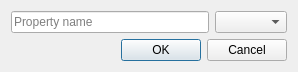
The window that src/tiled/addpropertydialog.ui (mapeditor/tiled) describes before a commit, drawn with Qt 5.
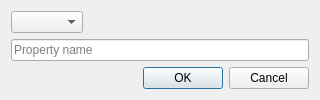
The same window after the commit.

Commit message:
Improved Add Property dialog layout in case of long type names
Now the type dropdown sits on its own row. Alternatively we could move
the type selection into an Add Property menu, but I'm keeping the change
for Tiled 1.8 small.

Closes #3302

```diff
--- a/src/tiled/addpropertydialog.ui
+++ b/src/tiled/addpropertydialog.ui
@@ -6,10 +6,16 @@
    <rect>
     <x>0</x>
     <y>0</y>
-    <width>298</width>
-    <height>87</height>
+    <width>320</width>
+    <height>134</height>
    </rect>
   </property>
+  <property name="sizePolicy">
+   <sizepolicy hsizetype="Preferred" vsizetype="Fixed">
+    <horstretch>0</horstretch>
+    <verstretch>0</verstretch>
+   </sizepolicy>
+  </property>
   <property name="windowTitle">
    <string>Add Property</string>
   </property>
@@ -18,19 +24,29 @@
     <enum>QLayout::SetMinAndMaxSize</enum>
    </property>
    <item row="0" column="0">
+    <widget class="QComboBox" name="typeBox"/>
+   </item>
+   <item row="0" column="1">
+    <spacer name="horizontalSpacer">
+     <property name="orientation">
+      <enum>Qt::Horizontal</enum>
+     </property>
+     <property name="sizeHint" stdset="0">
+      <size>
+       <width>214</width>
+       <height>18</height>
+      </size>
+     </property>
+    </spacer>
+   </item>
+   <item row="1" column="0" colspan="2">
     <widget class="QLineEdit" name="name">
-     <property name="readOnly">
-      <bool>false</bool>
-     </property>
      <property name="placeholderText">
       <string>Property name</string>
      </property>
     </widget>
    </item>
-   <item row="0" column="1">
-    <widget class="QComboBox" name="typeBox"/>
-   </item>
-   <item row="1" column="0" colspan="2">
+   <item row="2" column="0" colspan="2">
     <widget class="QDialogButtonBox" name="buttonBox">
      <property name="locale">
       <locale language="English" country="UnitedStates"/>
```
Left out of the diff: 1 changed line with no effect on the pictures. The commit also changes 1 other file.
